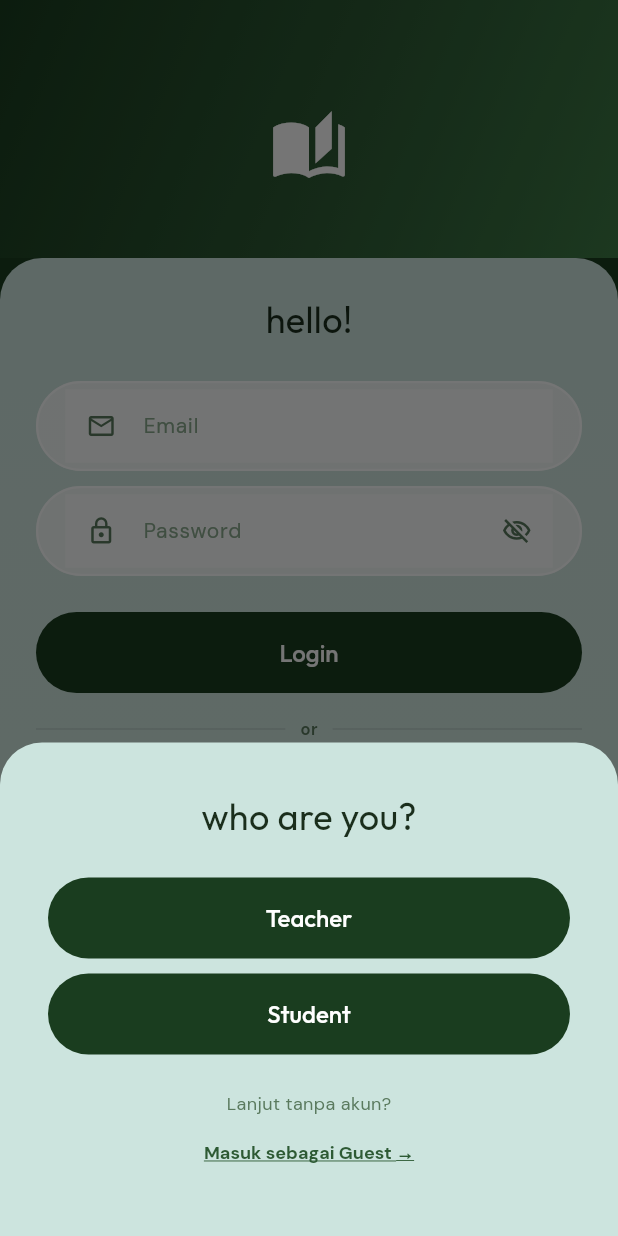
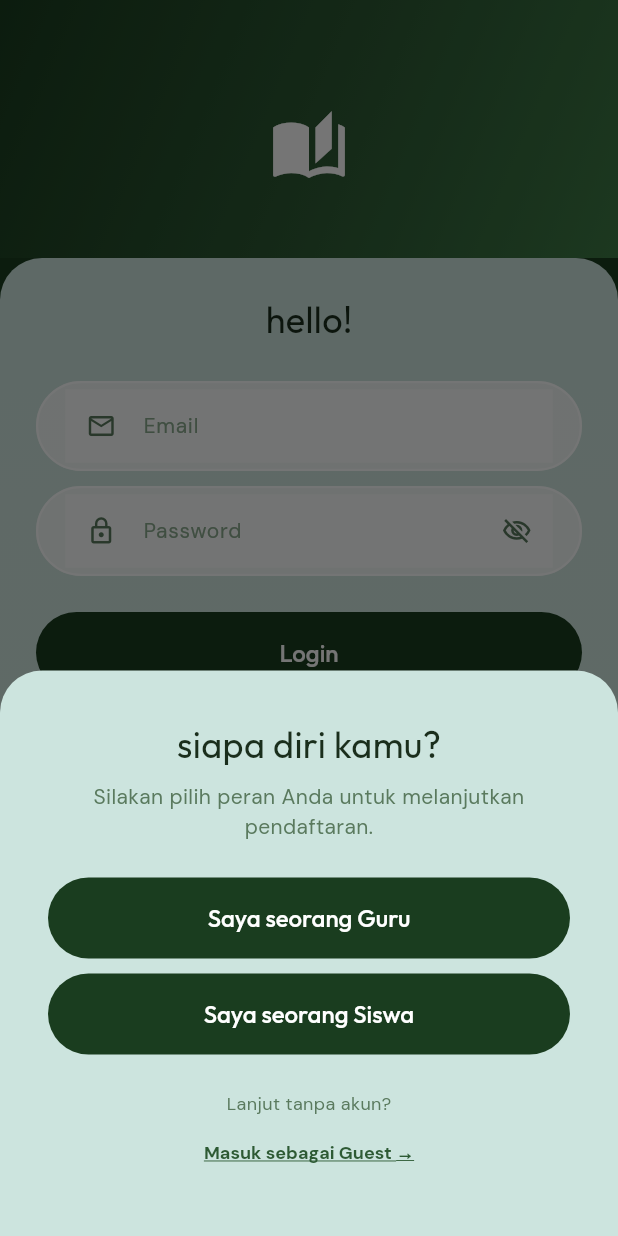
Before and after one commit to dzhax499/komet-app, a Flutter app: the screen it shows after launch, after a tap on "Get Started", after a tap on "Register", on a phone screen of 412 x 824 dp. Run offline on Flutter 3.47's test engine with Material 3 defaults, Android fonts, the phone set to English and light mode, and no system bars; our stand-ins replace connectivity_plus, equatable, firebase_auth, firebase_core, flutter_bloc, flutter_dotenv and 7 more; missing offline and left inert: mongo_dart; accounts and stored records are empty.

Commit message:
fix by dzakir : modal and fix layout

```diff
--- a/lib/features/auth/presentation/pages/login_page.dart
+++ b/lib/features/auth/presentation/pages/login_page.dart
@@ -345,11 +345,20 @@ class _LoginPageState extends State<LoginPage> {
             mainAxisSize: MainAxisSize.min,
             children: [
               Text(
-                'who are you?',
+                'siapa diri kamu?',
                 style: GoogleFonts.outfit(
                   fontSize: 24,
                   fontWeight: FontWeight.w400,
                   color: AppColors.textPrimary,
+                ),
+              ),
+              const SizedBox(height: 8),
+              Text(
+                'Silakan pilih peran Anda untuk melanjutkan pendaftaran.',
+                textAlign: TextAlign.center,
+                style: GoogleFonts.dmSans(
+                  fontSize: 14,
+                  color: AppColors.textSecondary,
                 ),
               ),
               const SizedBox(height: 24),
@@ -369,7 +378,7 @@ class _LoginPageState extends State<LoginPage> {
                     ),
                   ),
                   child: Text(
-                    'Teacher',
+                    'Saya seorang Guru',
                     style: GoogleFonts.outfit(fontSize: 16, fontWeight: FontWeight.w500),
                   ),
                 ),
@@ -391,7 +400,7 @@ class _LoginPageState extends State<LoginPage> {
                     ),
                   ),
                   child: Text(
-                    'Student',
+                    'Saya seorang Siswa',
                     style: GoogleFonts.outfit(fontSize: 16, fontWeight: FontWeight.w500),
                   ),
                 ),
@@ -435,10 +444,19 @@ class _LoginPageState extends State<LoginPage> {
             color: AppColors.secondary,
             borderRadius: BorderRadius.vertical(top: Radius.circular(28)),
           ),
-          padding: const EdgeInsets.all(32),
+          padding: const EdgeInsets.fromLTRB(32, 16, 32, 56),
           child: Column(
             mainAxisSize: MainAxisSize.min,
             children: [
+              Container(
+                width: 40,
+                height: 4,
+                margin: const EdgeInsets.only(bottom: 20),
+                decoration: BoxDecoration(
+                  color: AppColors.textDisabled.withValues(alpha: 0.3),
+                  borderRadius: BorderRadius.circular(10),
+                ),
+              ),
               Text(
                 'Selamat Datang!',
                 style: GoogleFonts.outfit(
```
Also changed, not shown: 1 other file.
